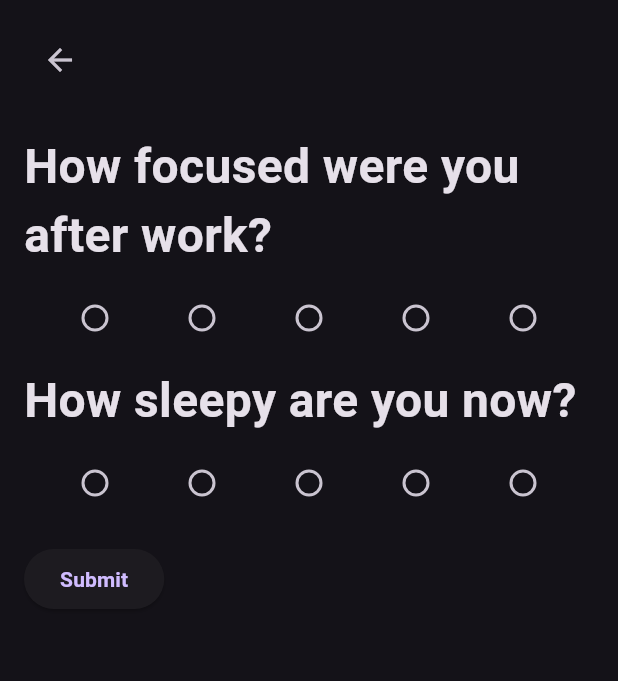
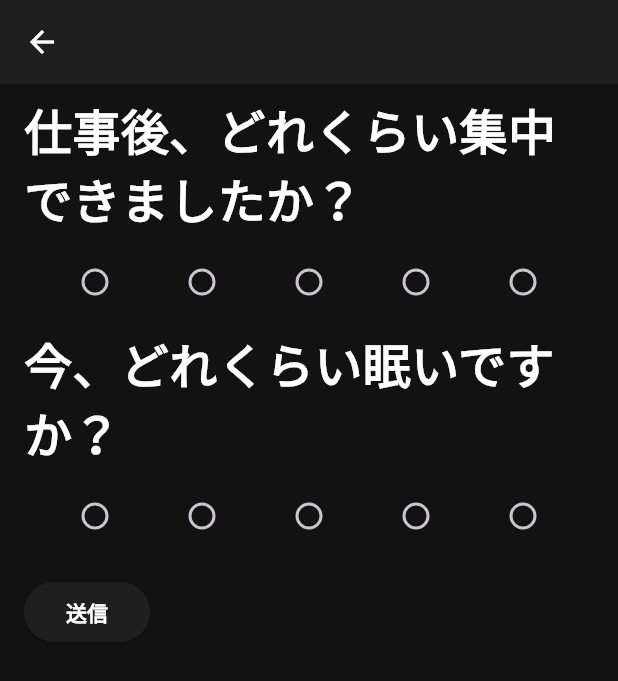
Before and after one commit to jphacks/os_2406, a Flutter app: the FocusScreen screen opened directly with empty values, after a tap on "作業終了", on a phone screen of 412 x 824 dp. Shown: the top 681 px of the screen. Run offline on Flutter 3.47's test engine with Material 3 defaults, Android fonts, the phone set to English and light mode, and no system bars; our stand-ins replace syncfusion_flutter_charts.

Commit message:
change style

```diff
--- a/flutter_application/lib/backend/data/test.csv
+++ b/flutter_application/lib/backend/data/test.csv
@@ -18,3 +18,6 @@ Hello,Taiki Nonaka,333333333333333333333333333333,,1,3
 ,,,,2,1
 ,,,,2,3
 ,,,,3,2
+,,,,2,1
+,,,,2,1
+,,,,3,2
--- a/flutter_application/lib/src/input_before.dart
+++ b/flutter_application/lib/src/input_before.dart
@@ -32,9 +32,9 @@ class _PreWorkScreenState extends State<PreWorkScreen> {
   @override
   Widget build(BuildContext context) {
     return Scaffold(
-      backgroundColor: const Color(0xFF1A1A1A), // ダークグレーの背景
+      backgroundColor: const Color(0xFF121212), // ダークグレーの背景
       appBar: AppBar(
-        backgroundColor: const Color(0xFF000000), // 黒
+        backgroundColor: const Color(0xFF1F1F1F), // 上のバーの色
         title: const Text(
           '入力画面',
           style: TextStyle(fontSize: 20, fontWeight: FontWeight.bold, color: Colors.white),
--- a/flutter_application/lib/src/input_eveluate.dart
+++ b/flutter_application/lib/src/input_eveluate.dart
@@ -28,7 +28,7 @@ class _InputEvaluateState extends State<InputEvaluate> {
     } else {
       throw Exception('Unsupported platform');
     }
-    // final url = Uri.parse('http://10.0.2.2:8000/submit'); // 適切なAPIエンドポイントに変更
+
     final response = await http.post(
       url,
       headers: {'Content-Type': 'application/json'},
@@ -43,53 +43,43 @@ class _InputEvaluateState extends State<InputEvaluate> {
     );
 
     if (response.statusCode != 200) {
-      throw Exception('Failed to submit data');
+      throw Exception('データの送信に失敗しました');
     }
   }
 
   @override
   Widget build(BuildContext context) {
     return Scaffold(
+      backgroundColor: const Color(0xFF121212), // 背景を黒に設定
+      appBar: AppBar(
+        title: Text(widget.data.energyDrink, style: const TextStyle(color: Colors.white)),
+        backgroundColor: const Color(0xFF1F1F1F), // AppBarの色を変更
+        leading: IconButton(
+          icon: const Icon(Icons.arrow_back, color: Colors.white), // アイコンを白に
+          onPressed: () {
+            Navigator.pop(context); // 戻るボタン
+          },
+        ),
+      ),
       body: Column(
         mainAxisAlignment: MainAxisAlignment.spaceBetween,
         children: [
           Column(
             crossAxisAlignment: CrossAxisAlignment.start,
             children: [
-              Padding(
-                padding: const EdgeInsets.all(16.0),
-                child: Row(
-                  children: [
-                    IconButton(
-                      icon: const Icon(Icons.arrow_back),
-                      onPressed: () {},
-                    ),
-                    Expanded(
-                      child: Center(
-                        child: Text(
-                          widget.data.energyDrink,
-                          style: const TextStyle(
-                            fontWeight: FontWeight.bold,
-                            fontSize: 18,
-                          ),
-                        ),
-                      ),
-                    ),
-                  ],
-                ),
-              ),
               const Padding(
                 padding: EdgeInsets.symmetric(horizontal: 16, vertical: 8),
                 child: Text(
-                  'How focused were you after work?',
+                  '仕事後、どれくらい集中できましたか？', // 質問文
                   style: TextStyle(
                     fontSize: 32,
                     fontWeight: FontWeight.bold,
+                    color: Colors.white, // テキストを白に
                   ),
                 ),
               ),
               RatingRow(
-                groupValue: _focusedRating, // 選択されている値を渡す
+                groupValue: _focusedRating,
                 onChanged: (value) {
                   setState(() {
                     _focusedRating = value; // 選択された値を更新
@@ -99,15 +89,16 @@ class _InputEvaluateState extends State<InputEvaluate> {
               const Padding(
                 padding: EdgeInsets.symmetric(horizontal: 16, vertical: 8),
                 child: Text(
-                  'How sleepy are you now?',
+                  '今、どれくらい眠いですか？', // 質問文
                   style: TextStyle(
                     fontSize: 32,
                     fontWeight: FontWeight.bold,
+                    color: Colors.white, // テキストを白に
                   ),
                 ),
               ),
               RatingRow(
-                groupValue: _sleepyRating, // 選択されている値を渡す
+                groupValue: _sleepyRating,
                 onChanged: (value) {
                   setState(() {
                     _sleepyRating = value; // 選択された値を更新
@@ -117,8 +108,9 @@ class _InputEvaluateState extends State<InputEvaluate> {
               Padding(
                 padding: const EdgeInsets.all(16.0),
                 child: ElevatedButton(
-                  style: ElevatedButton.styleFrom(
-                    minimumSize: const Size(84, 40),
+                  style: ButtonStyle(
+                    minimumSize: MaterialStateProperty.all(const Size(84, 40)),
+                    backgroundColor: MaterialStateProperty.all(const Color(0xFF1F1F1F)), // ダークグレーのボタン
                   ),
                   onPressed: () async {
                     try {
@@ -126,7 +118,7 @@ class _InputEvaluateState extends State<InputEvaluate> {
                       Navigator.push(
                         context,
                         MaterialPageRoute(
-                          builder: (context) => TMP(result: 'Success', data: widget.data),
+                          builder: (context) => TMP(result: '成功', data: widget.data),
                         ),
                       );
                     } catch (e) {
@@ -134,9 +126,10 @@ class _InputEvaluateState extends State<InputEvaluate> {
                     }
                   },
                   child: const Text(
-                    'Submit',
+                    '送信',
                     style: TextStyle(
                       fontWeight: FontWeight.bold,
+                      color: Colors.white, // テキストを白に
                     ),
                   ),
                 ),
@@ -163,12 +156,13 @@ class RatingRow extends StatelessWidget {
         mainAxisAlignment: MainAxisAlignment.spaceEvenly,
         children: List.generate(
           5,
-          (index) => Radio<int>(
+              (index) => Radio<int>(
             value: index + 1,
             groupValue: groupValue, // 選択されている値をここで使用
             onChanged: (value) {
               onChanged(value); // 親ウィジェットに値を渡す
             },
+            activeColor: Colors.blueAccent, // 選択された時の色を設定
           ),
         ),
       ),
--- a/flutter_application/lib/src/ongoing_mode.dart
+++ b/flutter_application/lib/src/ongoing_mode.dart
@@ -39,9 +39,9 @@ class _FocusScreenState extends State<FocusScreen> {
     final seconds = _elapsedSeconds % 60;
 
     return Scaffold(
-      backgroundColor: const Color(0xFF121212), // ダークグレーに変更
+      backgroundColor: const Color(0xFF121212), // ダークグレーに変更,背景の色
       appBar: AppBar(
-        backgroundColor: const Color(0xFF1F1F1F),
+        backgroundColor: const Color(0xFF1F1F1F),// 上のバーの色
         title: Text(
           widget.data.sleepDuration,
           style: TextStyle(fontSize: 20, fontWeight: FontWeight.bold, color: Colors.white),
```
